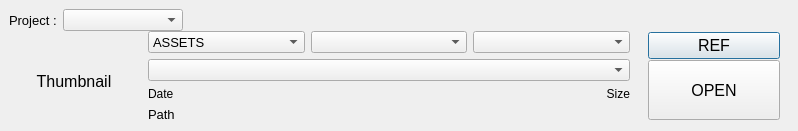
The window that maya/include/interface/open.ui (AnthonySTZ/A2Z_Pipeline) describes before a commit, drawn with Qt 5.
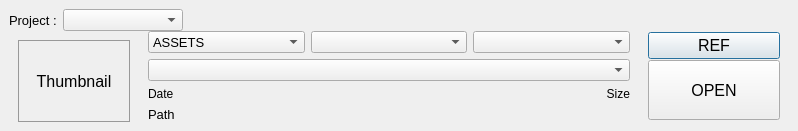
The same window after the commit.

What changed in the file:
```diff
--- a/maya/include/interface/open.ui
+++ b/maya/include/interface/open.ui
@@ -122,6 +122,9 @@
             <height>130</height>
            </size>
           </property>
+          <property name="styleSheet">
+           <string notr="true"/>
+          </property>
           <layout class="QGridLayout" name="gridLayout">
            <item row="0" column="0">
             <widget class="QLabel" name="l_thumbnail">
@@ -142,6 +145,13 @@
                <pointsize>12</pointsize>
               </font>
              </property>
+             <property name="styleSheet">
+              <string notr="true">.QLabel {
+
+	border: 1px solid rgb(153, 153, 153);
+
+}</string>
+             </property>
              <property name="text">
               <string>Thumbnail</string>
              </property>
```
